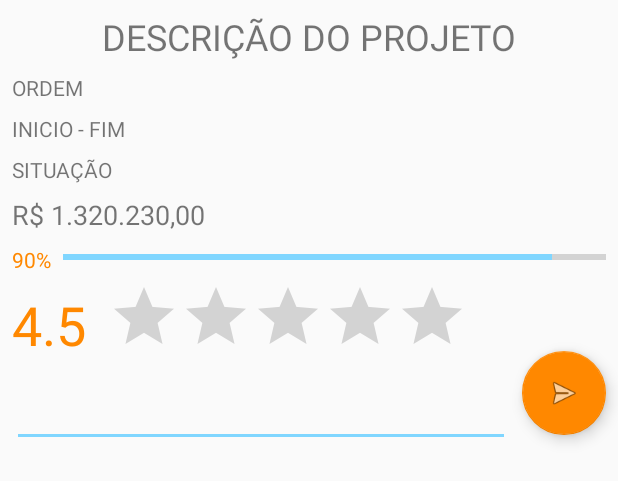
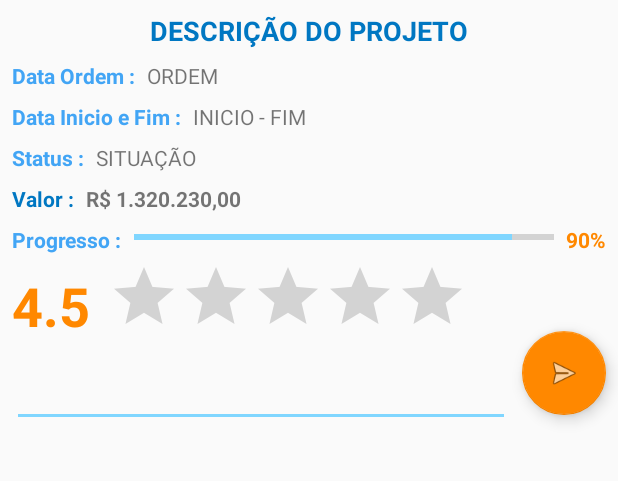
Before and after one commit to AlanFirmiano/eudecido-mobile, an Android app: the layout activity_detalhes.xml on its own in the app's theme, with its tools: preview values and no code run, on a phone screen of 412 x 824 dp. Shown: the top 481 px of the screen. Run offline under Robolectric (Android 15) with nearby library versions, the phone set to English and light mode, and no system bars.

Commit message:
Atualizando layout Detalhes - data e valor

```diff
--- a/app/src/main/java/com/company/ja/trabalhofinal/MainActivity.java
+++ b/app/src/main/java/com/company/ja/trabalhofinal/MainActivity.java
@@ -152,7 +152,7 @@ public class MainActivity extends AppCompatActivity{
             Intent intent = new Intent(this, DetalhesActivity.class);
             intent.putExtra("key", ob.getKey());
             intent.putExtra("nome", ob.getDescricao());
-            intent.putExtra("valor", "R$"+ob.getValor());
+            intent.putExtra("valor", ob.getValor());
             intent.putExtra("ordem", ob.getDataOrdem());
             intent.putExtra("inicio", ob.getDataInicio());
             intent.putExtra("fim", ob.getDataFim());
--- a/app/src/main/java/com/company/ja/trabalhofinal/ObrasActivity.java
+++ b/app/src/main/java/com/company/ja/trabalhofinal/ObrasActivity.java
@@ -65,7 +65,7 @@ public class ObrasActivity extends AppCompatActivity {
         Intent intent = new Intent(this, DetalhesActivity.class);
         intent.putExtra("key", selectObra.getKey());
         intent.putExtra("nome", selectObra.getDescricao());
-        intent.putExtra("valor", "R$"+selectObra.getValor());
+        intent.putExtra("valor", selectObra.getValor());
         intent.putExtra("ordem", selectObra.getDataOrdem());
         intent.putExtra("inicio", selectObra.getDataInicio());
         intent.putExtra("fim", selectObra.getDataFim());
--- a/app/src/main/java/com/company/ja/trabalhofinal/TopMelhoresActivity.java
+++ b/app/src/main/java/com/company/ja/trabalhofinal/TopMelhoresActivity.java
@@ -58,7 +58,7 @@ public class TopMelhoresActivity extends AppCompatActivity {
         Intent intent = new Intent(this, DetalhesActivity.class);
         intent.putExtra("key", selectObra.getKey());
         intent.putExtra("nome", selectObra.getDescricao());
-        intent.putExtra("valor", "R$"+selectObra.getValor());
+        intent.putExtra("valor", selectObra.getValor());
         intent.putExtra("ordem", selectObra.getDataOrdem());
         intent.putExtra("inicio", selectObra.getDataInicio());
         intent.putExtra("fim", selectObra.getDataFim());
--- a/app/src/main/java/com/company/ja/trabalhofinal/TopPioresActivity.java
+++ b/app/src/main/java/com/company/ja/trabalhofinal/TopPioresActivity.java
@@ -57,7 +57,7 @@ public class TopPioresActivity extends AppCompatActivity {
         Intent intent = new Intent(this, DetalhesActivity.class);
         intent.putExtra("key", selectObra.getKey());
         intent.putExtra("nome", selectObra.getDescricao());
-        intent.putExtra("valor", "R$"+selectObra.getValor());
+        intent.putExtra("valor", selectObra.getValor());
         intent.putExtra("ordem", selectObra.getDataOrdem());
         intent.putExtra("inicio", selectObra.getDataInicio());
         intent.putExtra("fim", selectObra.getDataFim());
--- a/app/src/main/res/layout/activity_detalhes.xml
+++ b/app/src/main/res/layout/activity_detalhes.xml
@@ -30,7 +30,9 @@
         android:layout_marginStart="8dp"
         android:layout_marginTop="8dp"
         android:text="DESCRIÇÃO DO PROJETO"
-        android:textSize="24sp"
+        android:textColor="@color/colorPrimaryDark"
+        android:textSize="18sp"
+        android:textStyle="bold"
         app:layout_constraintEnd_toEndOf="parent"
         app:layout_constraintStart_toStartOf="parent"
         app:layout_constraintTop_toTopOf="parent" />
@@ -43,9 +45,10 @@
         android:layout_marginStart="8dp"
         android:layout_marginTop="8dp"
         android:text="R$ 1.320.230,00"
-        android:textSize="18sp"
-        app:layout_constraintStart_toStartOf="parent"
-        app:layout_constraintTop_toBottomOf="@+id/situacao" />
+        android:textSize="14sp"
+        android:textStyle="bold"
+        app:layout_constraintStart_toEndOf="@+id/textView7"
+        app:layout_constraintTop_toBottomOf="@+id/textView6" />
 
     <RatingBar
         android:id="@+id/ratingBar"
@@ -95,9 +98,9 @@
         android:layout_marginTop="8dp"
         android:progress="90"
         android:visibility="visible"
-        app:layout_constraintEnd_toEndOf="parent"
-        app:layout_constraintStart_toEndOf="@+id/percentual"
-        app:layout_constraintTop_toBottomOf="@+id/textView2" />
+        app:layout_constraintEnd_toStartOf="@+id/percentual"
+        app:layout_constraintStart_toEndOf="@+id/textView3"
+        app:layout_constraintTop_toBottomOf="@+id/textView7" />
 
     <TextView
         android:id="@+id/ordem"
@@ -107,7 +110,7 @@
         android:layout_marginStart="8dp"
         android:layout_marginTop="8dp"
         android:text="ORDEM"
-        app:layout_constraintStart_toStartOf="parent"
+        app:layout_constraintStart_toEndOf="@+id/textView4"
         app:layout_constraintTop_toBottomOf="@+id/textView" />
 
     <TextView
@@ -118,7 +121,7 @@
         android:layout_marginStart="8dp"
         android:layout_marginTop="8dp"
         android:text="INICIO - FIM"
-        app:layout_constraintStart_toStartOf="parent"
+        app:layout_constraintStart_toEndOf="@+id/textView5"
         app:layout_constraintTop_toBottomOf="@+id/ordem" />
 
     <TextView
@@ -128,13 +131,12 @@
         android:layout_marginBottom="8dp"
         android:layout_marginLeft="8dp"
         android:layout_marginStart="8dp"
-        android:layout_marginTop="8dp"
         android:text="4.5"
         android:textColor="@android:color/holo_orange_dark"
         android:textSize="36sp"
+        android:textStyle="bold"
         app:layout_constraintBottom_toTopOf="@+id/linearLayout2"
-        app:layout_constraintStart_toStartOf="parent"
-        app:layout_constraintTop_toBottomOf="@+id/percentual" />
+        app:layout_constraintStart_toStartOf="parent" />
 
     <TextView
         android:id="@+id/situacao"
@@ -144,8 +146,8 @@
         android:layout_marginStart="8dp"
         android:layout_marginTop="8dp"
         android:text="SITUAÇÃO"
-        app:layout_constraintStart_toStartOf="parent"
-        app:layout_constraintTop_toBottomOf="@+id/inicioFim" />
+        app:layout_constraintStart_toEndOf="@+id/textView6"
+        app:layout_constraintTop_toBottomOf="@+id/textView5" />
 
     <ScrollView
         android:id="@+id/scroll"
@@ -177,12 +179,79 @@
         android:id="@+id/percentual"
         android:layout_width="wrap_content"
         android:layout_height="wrap_content"
+        android:layout_marginEnd="8dp"
+        android:layout_marginRight="8dp"
+        android:layout_marginTop="8dp"
+        android:text="90%"
+        android:textColor="@android:color/holo_orange_dark"
+        android:textStyle="bold"
+        app:layout_constraintEnd_toEndOf="parent"
+        app:layout_constraintTop_toBottomOf="@+id/textView2" />
+
+    <TextView
+        android:id="@+id/textView3"
+        android:layout_width="wrap_content"
+        android:layout_height="wrap_content"
         android:layout_marginLeft="8dp"
         android:layout_marginStart="8dp"
         android:layout_marginTop="8dp"
-        android:text="90%"
-        android:textColor="@android:color/holo_orange_dark"
+        android:text="Progresso :"
+        android:textColor="@color/colorPrimary"
+        android:textStyle="bold"
         app:layout_constraintStart_toStartOf="parent"
-        app:layout_constraintTop_toBottomOf="@+id/textView2" />
+        app:layout_constraintTop_toBottomOf="@+id/textView7" />
+
+    <TextView
+        android:id="@+id/textView4"
+        android:layout_width="wrap_content"
+        android:layout_height="wrap_content"
+        android:layout_marginLeft="8dp"
+        android:layout_marginStart="8dp"
+        android:layout_marginTop="8dp"
+        android:text="Data Ordem :"
+        android:textColor="@color/colorPrimary"
+        android:textStyle="bold"
+        app:layout_constraintStart_toStartOf="parent"
+        app:layout_constraintTop_toBottomOf="@+id/textView" />
+
+    <TextView
+        android:id="@+id/textView5"
+        android:layout_width="wrap_content"
+        android:layout_height="wrap_content"
+        android:layout_marginLeft="8dp"
+        android:layout_marginStart="8dp"
+        android:layout_marginTop="8dp"
+        android:text="Data Inicio e Fim :"
+        android:textColor="@color/colorPrimary"
+        android:textStyle="bold"
+        app:layout_constraintStart_toStartOf="parent"
+        app:layout_constraintTop_toBottomOf="@+id/textView4" />
+
+    <TextView
+        android:id="@+id/textView6"
+        android:layout_width="wrap_content"
+        android:layout_height="wrap_content"
+        android:layout_marginLeft="8dp"
+        android:layout_marginStart="8dp"
+        android:layout_marginTop="8dp"
+        android:text="Status :"
+        android:textColor="@color/colorPrimary"
+        android:textStyle="bold"
+        app:layout_constraintStart_toStartOf="parent"
+        app:layout_constraintTop_toBottomOf="@+id/textView5" />
+
+    <TextView
+        android:id="@+id/textView7"
+        android:layout_width="wrap_content"
+        android:layout_height="wrap_content"
+        android:layout_marginLeft="8dp"
+        android:layout_marginStart="8dp"
+        android:layout_marginTop="8dp"
+        android:text="Valor :"
+        android:textColor="@color/colorPrimaryDark"
+        android:textSize="14sp"
+        android:textStyle="bold"
+        app:layout_constraintStart_toStartOf="parent"
+        app:layout_constraintTop_toBottomOf="@+id/textView6" />
 
 </android.support.constraint.ConstraintLayout>
--- a/app/src/main/res/layout/list_single.xml
+++ b/app/src/main/res/layout/list_single.xml
@@ -6,8 +6,8 @@
         <de.hdodenhof.circleimageview.CircleImageView
             xmlns:app="http://schemas.android.com/apk/res-auto"
             android:id="@+id/img"
-            android:layout_width="80dp"
-            android:layout_height="80dp"
+            android:layout_width="60dp"
+            android:layout_height="60dp"
             app:civ_border_width="1dp"
             app:civ_border_color="#FF000000"/>
         <LinearLayout
@@ -20,7 +20,7 @@
             <TextView
                 android:id="@+id/txt"
                 android:layout_width="wrap_content"
-                android:layout_height="60dp" />
+                android:layout_height="40dp" />
         </LinearLayout>
     </TableRow>
 </TableLayout>
```
Also changed, not shown: app/src/main/java/com/company/ja/trabalhofinal/DetalhesActivity.java (+34 -16 lines), app/src/main/java/com/company/ja/trabalhofinal/LoginActivity.java (+1 -11 lines), 1 other file.
